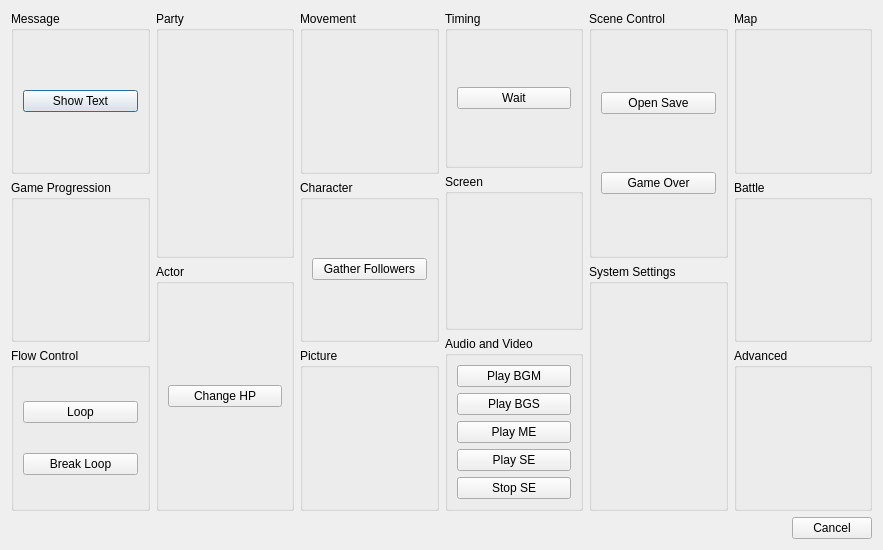
The window that src/ui/events/create_command_dialog.ui (DimichGD/FHEditor) describes before a commit, drawn with Qt 5.
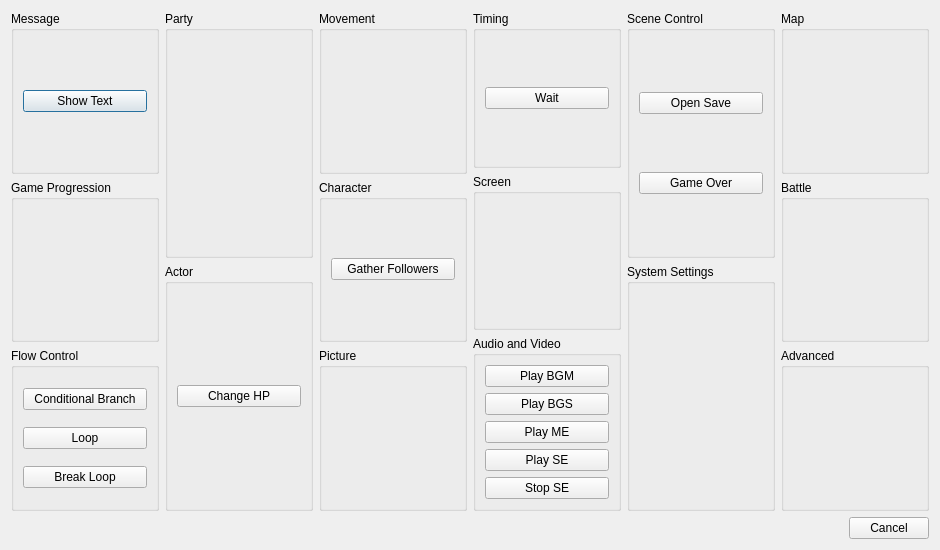
The same window after the commit.

What changed in the file:
```diff
--- a/src/ui/events/create_command_dialog.ui
+++ b/src/ui/events/create_command_dialog.ui
@@ -6,7 +6,7 @@
    <rect>
     <x>0</x>
     <y>0</y>
-    <width>883</width>
+    <width>940</width>
     <height>550</height>
    </rect>
   </property>
@@ -47,6 +47,13 @@
           <string>Flow Control</string>
          </property>
          <layout class="QVBoxLayout" name="verticalLayout_11">
+          <item>
+           <widget class="QPushButton" name="conditionalBranchButton">
+            <property name="text">
+             <string>Conditional Branch</string>
+            </property>
+           </widget>
+          </item>
           <item>
            <widget class="QPushButton" name="loopButton">
             <property name="text">
```
